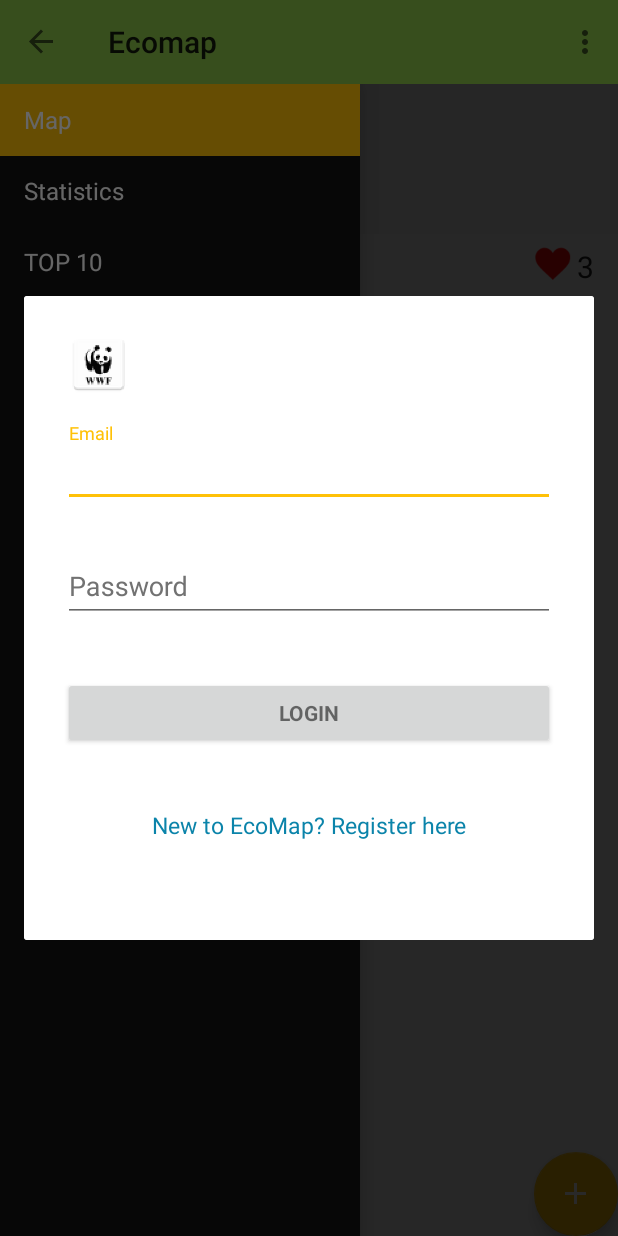
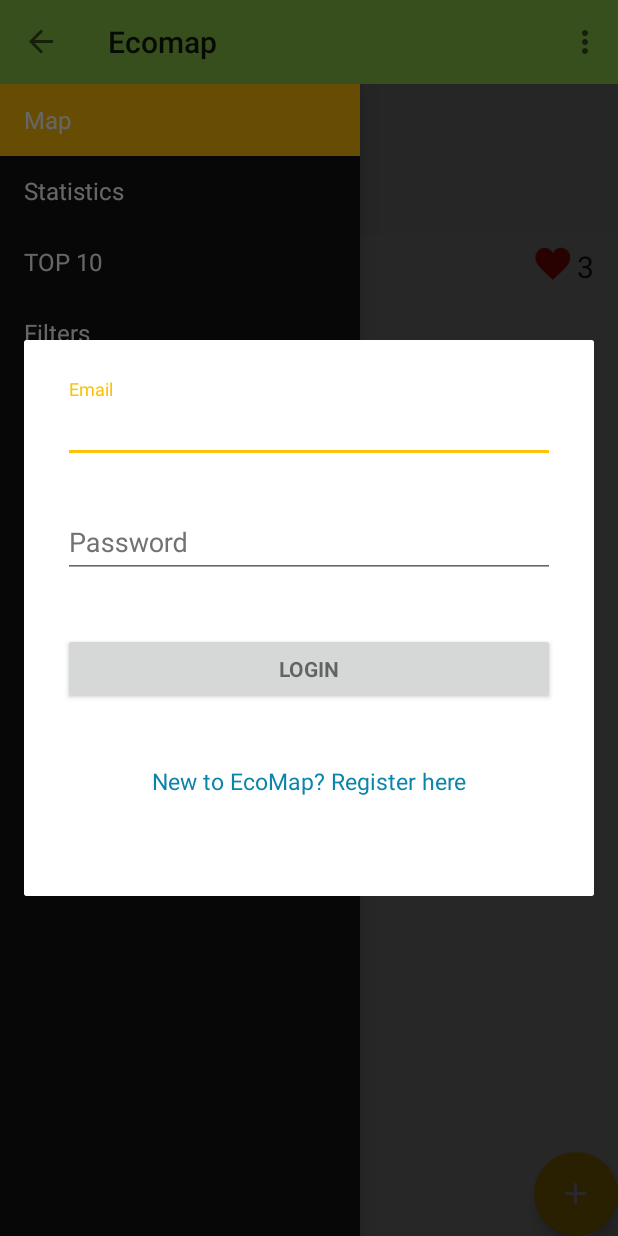
Before and after one commit to ITsvetkoFF/Kv-009, an Android app: the fragment LoginFragment placed in its activity, with the side drawer open, on a phone screen of 412 x 824 dp. Run offline under Robolectric (Android 15) with nearby library versions, the phone set to English and light mode, and no system bars; libraries missing offline, so code that uses them is left out: com.google.maps.android, com.nostra13.universalimageloader, com.wunderlist.slidinglayer; plain views replace SlidingLayer; 10 statements that could not run were skipped.

Commit message:
Changed drawerLayout mechanism to be work as single Login/Logout button.

```diff
--- a/app/build.gradle
+++ b/app/build.gradle
@@ -33,4 +33,5 @@
     compile 'com.wunderlist:sliding-layer:1.1.1'
     compile 'com.android.support:design:22.2.0'
     compile 'com.android.support:support-v4:22.2.0'
+    compile 'com.facebook.android:facebook-android-sdk:4.0.0'
 }
--- a/app/src/main/java/org/ecomap/android/app/activities/MainActivity.java
+++ b/app/src/main/java/org/ecomap/android/app/activities/MainActivity.java
@@ -169,6 +169,8 @@
 
         mDrawerLayout.setDrawerListener(mDrawerToggle);
 
+        changeAuthorizationState();
+
         if (savedInstanceState == null) {
             selectItem(0);
         }
@@ -289,32 +291,6 @@
                 }
 
                 break;
-                /*
-                tag = LoginFragment.class.getSimpleName();
-                fragment = fragmentManager.findFragmentByTag(tag);
-                if (isUserIdSet()) {
-                    stop = true;
-                    Snackbar snackbar = Snackbar.make(getWindow().getDecorView().findViewById(android.R.id.content), getString(R.string.message_you_are_loged), Snackbar.LENGTH_SHORT);
-                    View snackBarView = snackbar.getView();
-                    snackBarView.setBackgroundColor(getResources().getColor(R.color.primary));
-                    TextView textView = (TextView)snackBarView.findViewById(android.support.design.R.id.snackbar_text);
-                    textView.setTextColor(Color.WHITE);//change Snackbar's text color;
-                    snackbar.show();
-                } else {
-                    if (fragment == null) {
-                        new LoginFragment().show(fragmentManager, "login_layout");
-                        stop = true;
-                    }
-                }
-                break;
-            case NAV_LOGOUT:
-                tag = LogoutFragment.class.getSimpleName();
-                fragment = fragmentManager.findFragmentByTag(tag);
-                if (fragment == null) {
-                    new LogoutFragment().show(fragmentManager, "logout_layout");
-                    stop = true;
-                }
-                break;*/
             default:
                 tag = MockFragment.class.getSimpleName();
                 fragment = fragmentManager.findFragmentByTag(tag);
--- a/app/src/main/java/org/ecomap/android/app/fragments/LoginFragment.java
+++ b/app/src/main/java/org/ecomap/android/app/fragments/LoginFragment.java
@@ -29,11 +29,11 @@
 
 public class LoginFragment extends DialogFragment {
 
-    AutoCompleteTextView email;
-    EditText password;
-    Button signIn;
-    TextView signUpLink;
-    TextInputLayout tilEmail, tilPass;
+    private AutoCompleteTextView email;
+    private EditText password;
+    private Button signIn;
+    private TextView signUpLink;
+    private TextInputLayout tilEmail, tilPass;
 
     @Override
     public View onCreateView(LayoutInflater inflater, ViewGroup container, Bundle savedInstanceState) {
--- a/app/src/main/res/layout/login_layout.xml
+++ b/app/src/main/res/layout/login_layout.xml
@@ -34,18 +34,7 @@
             android:orientation="vertical"
             android:id="@+id/header"
             android:layout_width="fill_parent"
-            android:layout_height="wrap_content"
-            android:paddingTop="5dip"
-            android:paddingBottom="5dip">
-
-            <!-- LOGO start -->
-           <ImageView
-                android:src="@drawable/logo"
-                android:layout_width="wrap_content"
-                android:layout_height="wrap_content"
-                android:layout_marginLeft="10dip"/>
-
-             <!-- LOGO end -->
+            android:layout_height="wrap_content">
 
         </LinearLayout>
         <!-- HEADER end -->
--- a/app/src/main/res/values/strings.xml
+++ b/app/src/main/res/values/strings.xml
@@ -55,6 +55,6 @@
     <string name="cancel">Cancel</string>
     <string name="message_you_are_loged">You are already logged in</string>
 
-    <string name="login_logout">Login</string>
+    <string name="facebook_app_id">428789340644097</string>
 
 </resources>
--- a/build.gradle
+++ b/build.gradle
@@ -3,6 +3,7 @@
 buildscript {
     repositories {
         jcenter()
+        mavenCentral()
     }
     dependencies {
         classpath 'com.android.tools.build:gradle:1.2.3'
```
Also changed, not shown: app/src/main/AndroidManifest.xml (+7 -13 lines), 2 other files.
